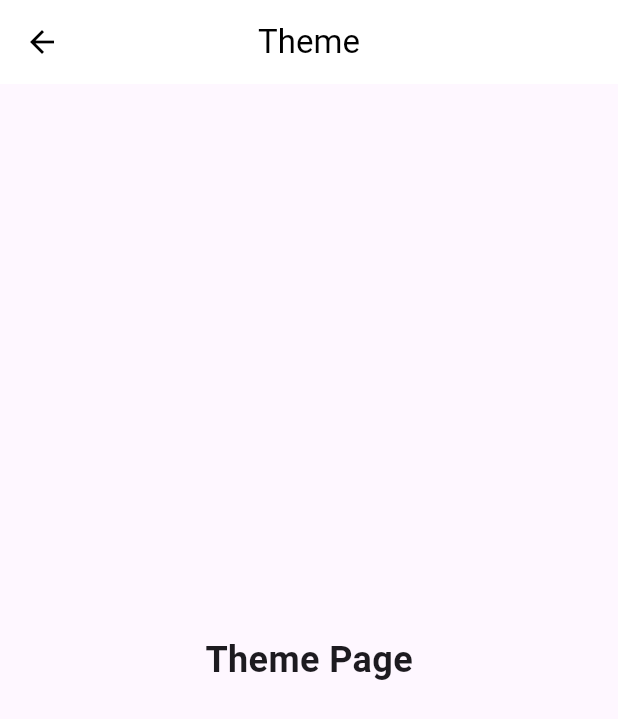
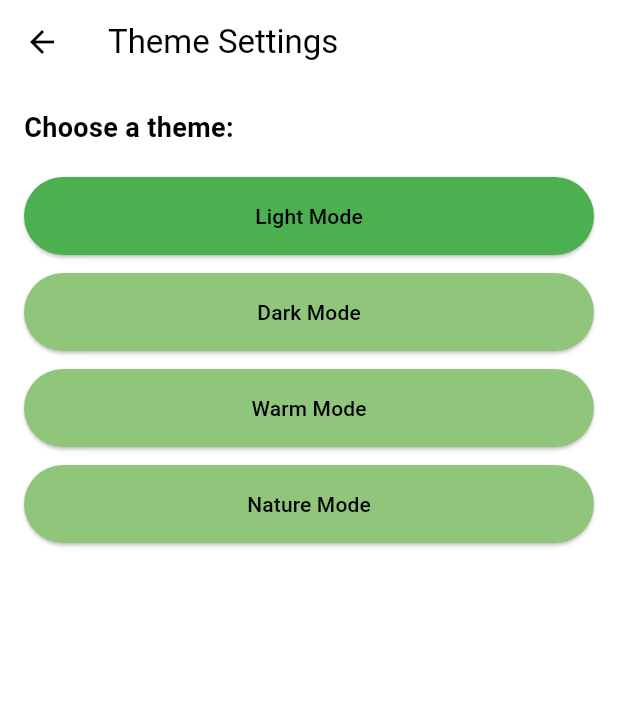
Before and after one commit to Technith/NutriLens, a Flutter app: the ThemePage screen opened directly, on a phone screen of 412 x 824 dp. Shown: the top 719 px of the screen. Run offline on Flutter 3.47's test engine with Material 3 defaults, Android fonts, the phone set to English and light mode, and no system bars; our stand-ins replace firebase_auth, firebase_core, firebase_database, firebase_messaging, hive_flutter, image_picker and 2 more; missing offline and left inert: google_mlkit_text_recognition, mobile_scanner; accounts and stored records are empty; network calls fail.

Commit message:
added base theme

```diff
--- a/lib/pages/theme_page.dart
+++ b/lib/pages/theme_page.dart
@@ -1,24 +1,97 @@
 import 'package:flutter/material.dart';
+import 'package:provider/provider.dart';
+import '../services/color_theme_service.dart';
+import '../theme/theme_colors.dart';
 
 class ThemePage extends StatelessWidget {
   const ThemePage({super.key});
 
   @override
   Widget build(BuildContext context) {
+    final themeProvider = Provider.of<ColorThemeProvider>(context);
+
     return Scaffold(
+      backgroundColor: ThemeColor.background,
       appBar: AppBar(
-        title: const Text('Theme'),
-        centerTitle: true,
-        elevation: 0,
-        backgroundColor: Colors.white,
-        foregroundColor: Colors.black,
+        backgroundColor: ThemeColor.background,
+        iconTheme: IconThemeData(color: ThemeColor.textPrimary),
+        title: Text(
+          'Theme Settings',
+          style: TextStyle(color: ThemeColor.textPrimary),
+        ),
       ),
-      body: const Center(
-        child: Text(
-          'Theme Page',
-          style: TextStyle(fontSize: 24, fontWeight: FontWeight.bold),
+      body: Padding(
+        padding: const EdgeInsets.all(16.0),
+        child: Column(
+          crossAxisAlignment: CrossAxisAlignment.start,
+          children: [
+            Text(
+              'Choose a theme:',
+              style: TextStyle(
+                fontSize: 18,
+                fontWeight: FontWeight.bold,
+                color: ThemeColor.textPrimary,
+              ),
+            ),
+            const SizedBox(height: 20),
+
+            // Light Mode Button
+            _themeButton(
+              context,
+              label: 'Light Mode',
+              selected: themeProvider.currentTheme == AppTheme.light,
+              onPressed: () => themeProvider.setTheme(AppTheme.light),
+            ),
+            const SizedBox(height: 12),
+
+            // Dark Mode Button
+            _themeButton(
+              context,
+              label: 'Dark Mode',
+              selected: themeProvider.currentTheme == AppTheme.dark,
+              onPressed: () => themeProvider.setTheme(AppTheme.dark),
+            ),
+            const SizedBox(height: 12),
+
+            // Warm Mode Button
+            _themeButton(
+              context,
+              label: 'Warm Mode',
+              selected: themeProvider.currentTheme == AppTheme.warm,
+              onPressed: () => themeProvider.setTheme(AppTheme.warm),
+            ),
+            const SizedBox(height: 12),
+
+            // Nature Mode Button
+            _themeButton(
+              context,
+              label: 'Nature Mode',
+              selected: themeProvider.currentTheme == AppTheme.nature,
+              onPressed: () => themeProvider.setTheme(AppTheme.nature),
+            ),
+          ],
         ),
       ),
     );
   }
+
+  // Button builder
+  Widget _themeButton(BuildContext context, {
+    required String label,
+    required bool selected,
+    required VoidCallback onPressed,
+  }) {
+    return SizedBox(
+      width: double.infinity,
+      child: ElevatedButton(
+        onPressed: onPressed,
+        style: ElevatedButton.styleFrom(
+          backgroundColor: selected ? ThemeColor.primary : ThemeColor.secondary,
+          foregroundColor: ThemeColor.textPrimary,
+          padding: const EdgeInsets.symmetric(vertical: 16),
+        ),
+        child: Text(label),
+      ),
+    );
+  }
 }
--- /dev/null
+++ b/lib/services/color_theme_service.dart
@@ -0,0 +1,40 @@
+import 'package:flutter/material.dart';
+import '../theme/theme_colors.dart';
+
+enum AppTheme {
+  light,
+  dark,
+  warm,
+  nature,
+}
+
+class ColorThemeProvider with ChangeNotifier {
+  AppTheme _currentTheme = AppTheme.light; // default theme
+
+  AppTheme get currentTheme => _currentTheme;
+
+  ColorThemeProvider() {
+    ThemeColor.setLightTheme();
+  }
+
+  void setTheme(AppTheme theme) {
+    _currentTheme = theme;
+
+    switch (theme) {
+      case AppTheme.light:
+        ThemeColor.setLightTheme();
+        break;
+      case AppTheme.dark:
+        ThemeColor.setDarkTheme();
+        break;
+      case AppTheme.warm:
+        ThemeColor.setWarmTheme();
+        break;
+      case AppTheme.nature:
+        ThemeColor.setNatureTheme();
+        break;
+    }
+
+    notifyListeners(); // rebuild UI
+  }
+}
--- /dev/null
+++ b/lib/theme/theme_colors.dart
@@ -0,0 +1,48 @@
+import 'package:flutter/material.dart';
+
+//centralized class for managing global theme colors
+class ThemeColor {
+  //these static variables hold the active theme colors
+  static late Color primary;
+  static late Color secondary;
+  static late Color background;
+  static late Color textPrimary;
+  static late Color textSecondary;
+
+  //apply light theme values
+  static void setLightTheme() {
+    primary = Colors.green;
+    secondary = const Color(0xFF90C67C);
+    background = Colors.white;
+    textPrimary = Colors.black;
+    textSecondary = Colors.grey[800]!;
+  }
+
+  //apply dark theme values
+  static void setDarkTheme() {
+    primary = Colors.green;
+    secondary = Color(0xFF1E5128);
+    background = Color(0xFF191A19);
+    textPrimary = Colors.white;
+    textSecondary = Colors.white;
+  }
+
+  //apply warm theme values
+  static void setWarmTheme() {
+    primary = Colors.green;
+    secondary = const Color(0xFFFFA726);
+    background = const Color(0xFFFFF3E0);
+    textPrimary = const Color(0xFF4E342E);
+    textSecondary = const Color(0xFF6D4C41);
+  }
+
+  //apply green nature theme (healthy look)
+  static void setNatureTheme() {
+    primary = Color(0xFF328E6E);
+    secondary = const Color(0xFF90C67C);
+    background = const Color(0xFFF1F8E9);
+    textPrimary = const Color(0xFF4E342E);
+    textSecondary = const Color(0xFF6D4C41);
+
+  }
+}
```
Also changed, not shown: 1 other file.
